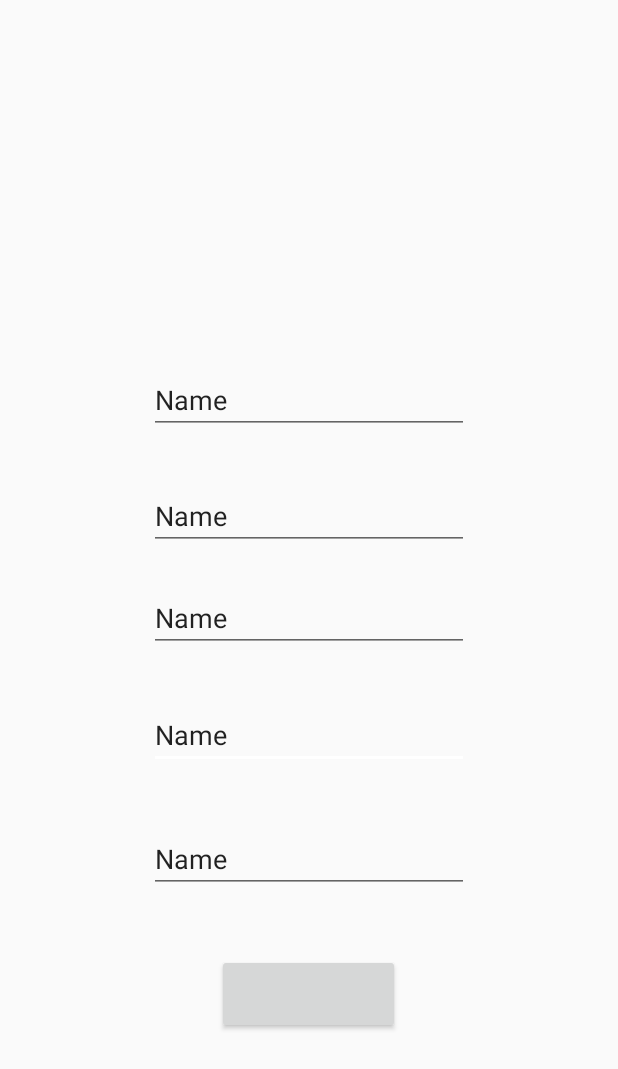
After one commit to AndiniWu/tubesmobile, an Android app: the EditProfile screen opened directly, with no data from a screen before it, on a phone screen of 412 x 824 dp. The commit adds this screen. Shown: the top 1069 px of the screen. Run offline under Robolectric (Android 15) with nearby library versions, the phone set to English and light mode, and no system bars; 1 statement that could not run was skipped.

Commit message:
Activity Edit profile dan details properties

```diff
--- a/app/src/main/AndroidManifest.xml
+++ b/app/src/main/AndroidManifest.xml
@@ -15,7 +15,9 @@
         android:theme="@style/AppTheme"
         tools:ignore="GoogleAppIndexingWarning"
         tools:replace="android:appComponentFactory">
-        <activity android:name=".DetailProperty"></activity>
+        <activity android:name=".EditProfile"></activity>
+        <activity android:name=".activity_details_properties" />
+        <activity android:name=".DetailProperty" />
         <activity android:name=".Home" />
         <activity android:name=".SignUp" />
         <activity android:name=".FormProperty" />
--- /dev/null
+++ b/app/src/main/java/com/example/myproperty/EditProfile.java
@@ -0,0 +1,13 @@
+package com.example.myproperty;
+
+import android.support.v7.app.AppCompatActivity;
+import android.os.Bundle;
+
+public class EditProfile extends AppCompatActivity {
+
+    @Override
+    protected void onCreate(Bundle savedInstanceState) {
+        super.onCreate(savedInstanceState);
+        setContentView(R.layout.activity_edit_profile2);
+    }
+}
--- /dev/null
+++ b/app/src/main/res/layout/activity_edit_profile2.xml
@@ -0,0 +1,97 @@
+<?xml version="1.0" encoding="utf-8"?>
+<android.support.constraint.ConstraintLayout xmlns:android="http://schemas.android.com/apk/res/android"
+    xmlns:app="http://schemas.android.com/apk/res-auto"
+    xmlns:tools="http://schemas.android.com/tools"
+    android:layout_width="match_parent"
+    android:layout_height="match_parent"
+    tools:context=".EditProfile">
+
+    <EditText
+        android:id="@+id/editText"
+        android:layout_width="wrap_content"
+        android:layout_height="wrap_content"
+        android:ems="10"
+        android:inputType="textPersonName"
+        android:text="Name"
+        app:layout_constraintBottom_toBottomOf="parent"
+        app:layout_constraintEnd_toEndOf="parent"
+        app:layout_constraintStart_toStartOf="parent"
+        app:layout_constraintTop_toTopOf="parent"
+        app:layout_constraintVertical_bias="0.6" />
+
+    <EditText
+        android:id="@+id/editText2"
+        android:layout_width="wrap_content"
+        android:layout_height="wrap_content"
+        android:ems="10"
+        android:inputType="textPersonName"
+        android:text="Name"
+        app:layout_constraintBottom_toBottomOf="parent"
+        app:layout_constraintEnd_toEndOf="parent"
+        app:layout_constraintStart_toStartOf="parent"
+        app:layout_constraintTop_toTopOf="parent"
+        app:layout_constraintVertical_bias="0.706" />
+
+    <Button
+        android:id="@+id/button"
+        android:layout_width="122dp"
+        android:layout_height="53dp"
+        android:text="EDIT"
+        android:textColor="#0007F110"
+        app:layout_constraintBottom_toBottomOf="parent"
+        app:layout_constraintEnd_toEndOf="parent"
+        app:layout_constraintHorizontal_bias="0.498"
+        app:layout_constraintStart_toStartOf="parent"
+        app:layout_constraintTop_toTopOf="parent"
+        app:layout_constraintVertical_bias="0.825" />
+
+    <EditText
+        android:id="@+id/editText3"
+        android:layout_width="wrap_content"
+        android:layout_height="wrap_content"
+        android:ems="10"
+        android:inputType="textPersonName"
+        android:text="Name"
+        app:layout_constraintBottom_toBottomOf="parent"
+        app:layout_constraintEnd_toEndOf="parent"
+        app:layout_constraintStart_toStartOf="parent"
+        app:layout_constraintTop_toTopOf="parent"
+        app:layout_constraintVertical_bias="0.413" />
+
+    <EditText
+        android:id="@+id/editText4"
+        android:layout_width="wrap_content"
+        android:layout_height="wrap_content"
+        android:ems="10"
+        android:inputType="textPersonName"
+        android:text="Name"
+        app:layout_constraintBottom_toBottomOf="parent"
+        app:layout_constraintEnd_toEndOf="parent"
+        app:layout_constraintStart_toStartOf="parent"
+        app:layout_constraintTop_toTopOf="parent"
+        app:layout_constraintVertical_bias="0.313" />
+
+    <ImageView
+        android:id="@+id/imageView"
+        android:layout_width="wrap_content"
+        android:layout_height="wrap_content"
+        app:layout_constraintBottom_toBottomOf="parent"
+        app:layout_constraintEnd_toEndOf="parent"
+        app:layout_constraintHorizontal_bias="0.498"
+        app:layout_constraintStart_toStartOf="parent"
+        app:layout_constraintTop_toTopOf="parent"
+        app:layout_constraintVertical_bias="0.111"
+        tools:srcCompat="@tools:sample/avatars" />
+
+    <EditText
+        android:id="@+id/editText5"
+        android:layout_width="wrap_content"
+        android:layout_height="wrap_content"
+        android:ems="10"
+        android:inputType="textPersonName"
+        android:text="Name"
+        app:layout_constraintBottom_toBottomOf="parent"
+        app:layout_constraintEnd_toEndOf="parent"
+        app:layout_constraintStart_toStartOf="parent"
+        app:layout_constraintTop_toTopOf="parent" />
+</android.support.constraint.ConstraintLayout>
```
Also changed, not shown: app/src/main/java/com/example/myproperty/activity_details_properties.java (added, +13 -0 lines), app/src/main/res/layout/activity_detail_property.xml (deleted, +0 -122 lines), app/src/main/res/layout/activity_details_properties.xml (renamed from app/src/main/res/layout/activity_details_property.xml, +15 -17 lines), app/src/main/res/layout/activity_edit_profile.xml (deleted, +0 -34 lines).
